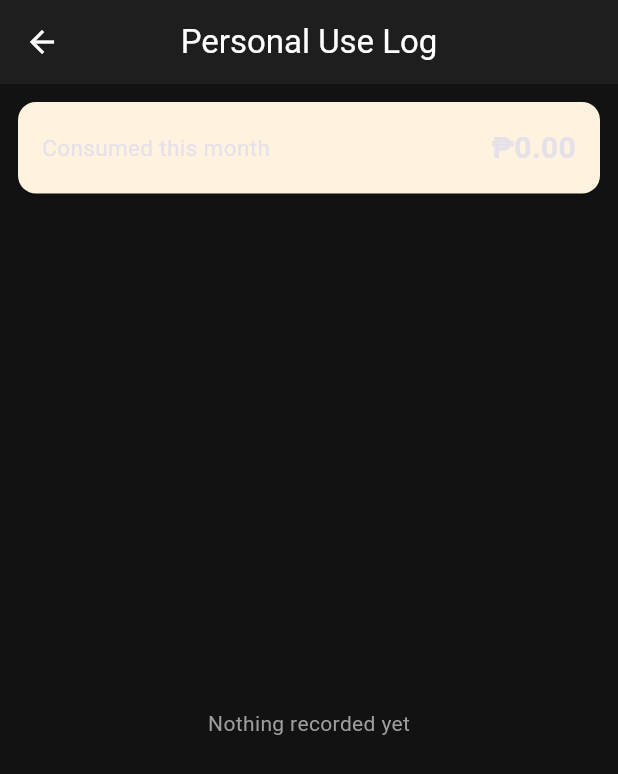
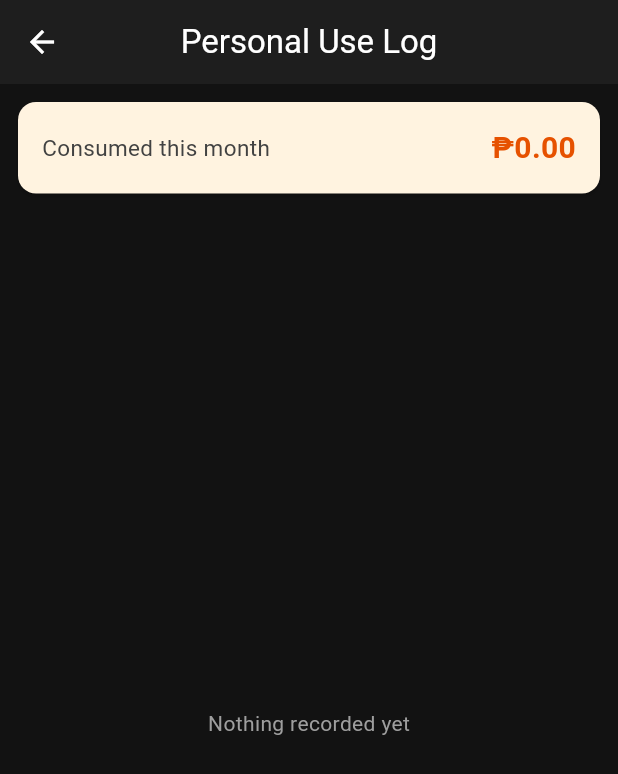
Before and after one commit to jjjardev/talako, a Flutter app: the PersonalUseLogScreen screen opened directly, on a phone screen of 412 x 824 dp. Shown: the top 774 px of the screen. Run offline on Flutter 3.47's test engine with Material 3 defaults, Android fonts, the phone set to English and light mode, and no system bars; our stand-ins replace file_picker, flutter_slidable, share_plus, shared_preferences, sqflite; accounts and stored records are empty.

Commit message:
fix dark-mode contrast on pastel info cards
Same bug class in four surfaces: hardcoded .shade50 backgrounds with
theme-inherited (white) or mid-tone text became unreadable in dark mode:

- Personal Use Log summary: label pinned to grey800, total to orange900
- Customer Detail 'Total Outstanding' card: grey800 label, teal900 value
- Palengke hot-item suggestions: red900 title + grey700 subtitle
- PaySheet remaining-balance labels/value bumped to shade800
- Menu Today strip profit number uses shade800 accents

Pastel backgrounds are intentional design; text tones are now fixed
dark values that read identically in light and dark themes.

```diff
--- a/lib/screens/kitchen_screen.dart
+++ b/lib/screens/kitchen_screen.dart
@@ -282,7 +282,7 @@ class _TodayStrip extends StatelessWidget {
     final plates = (today?['plates'] ?? 0).toInt();
     final passed = profit >= goal && goal > 0;
     final progress = goal > 0 ? (profit / goal).clamp(0.0, 1.0) : 0.0;
-    final accent = passed ? Colors.green : Colors.teal;
+    final accent = passed ? Colors.green.shade800 : Colors.teal.shade800;
 
     return Card(
       margin: const EdgeInsets.fromLTRB(10, 8, 10, 0),
--- a/lib/screens/personal_use_log_screen.dart
+++ b/lib/screens/personal_use_log_screen.dart
@@ -59,11 +59,14 @@ class _PersonalUseLogScreenState extends State<PersonalUseLogScreen> {
                     child: Row(
                       mainAxisAlignment: MainAxisAlignment.spaceBetween,
                       children: [
-                        const Text('Consumed this month',
-                            style: TextStyle(fontSize: 15)),
+                        Text('Consumed this month',
+                            style: TextStyle(
+                                fontSize: 15, color: Colors.grey.shade800)),
                         Text(formatCurrency(_totalThisMonth),
-                            style: const TextStyle(
-                                fontSize: 20, fontWeight: FontWeight.bold)),
+                            style: TextStyle(
+                                fontSize: 20,
+                                fontWeight: FontWeight.bold,
+                                color: Colors.orange.shade900)),
                       ],
                     ),
                   ),
```
Also changed, not shown: lib/screens/customer_detail_screen.dart (+7 -2 lines), lib/screens/palengke_screen.dart (+6 -2 lines), lib/screens/pay_sheet.dart (+8 -3 lines).
